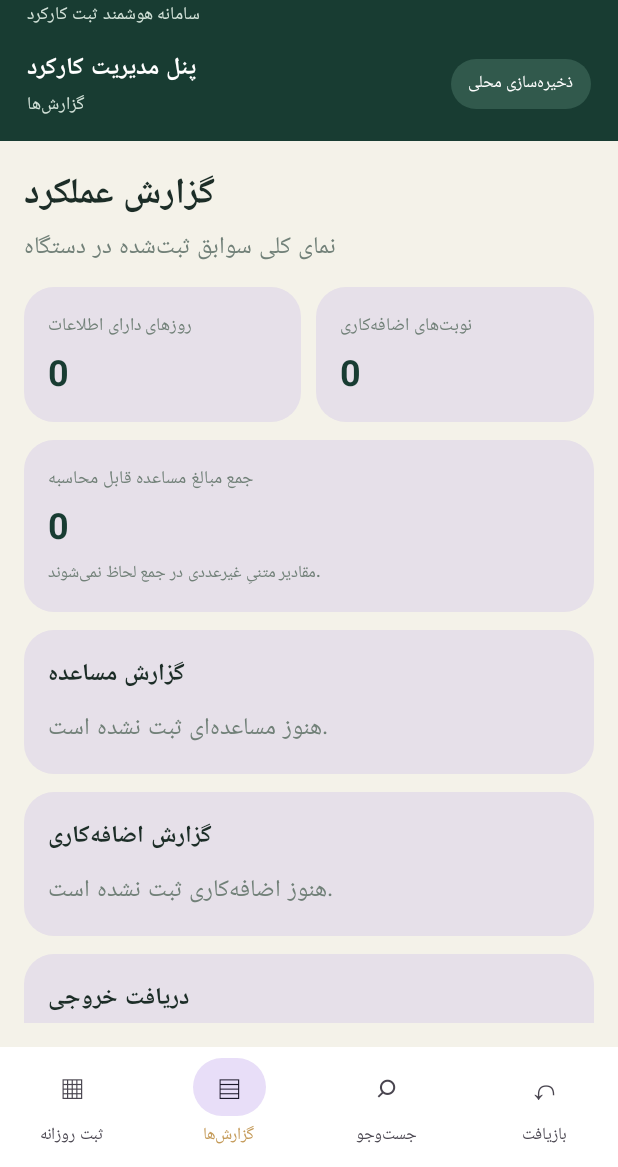
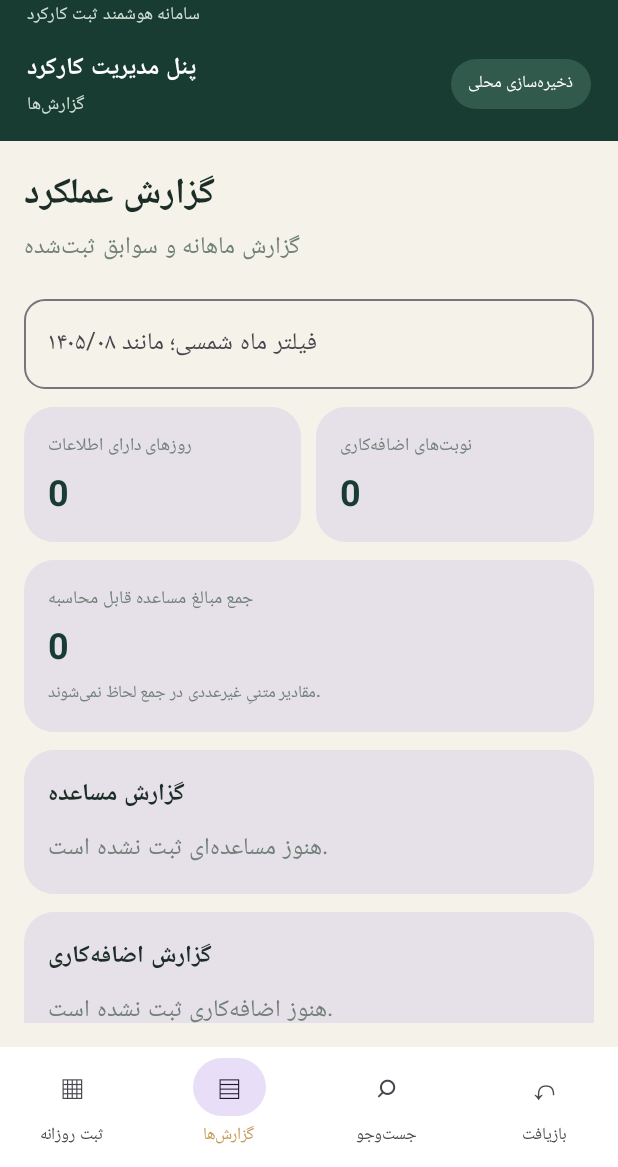
Before and after one commit to sointrn-ops/Karkard-Android, an Android app built with Jetpack Compose: the screen it shows after launch (MainActivity), item 2 of the bottom bar chosen, on a phone screen of 412 x 824 dp, the part 69-1236 px from its top. Run offline under Robolectric (Android 15) with nearby library versions, the phone set to English and light mode, and no system bars; our stand-ins replace Room's generated code.

Commit message:
Complete Jalali month filtering in KARBAN reports

```diff
--- a/app/src/main/java/ir/example/karkard/MainActivity.kt
+++ b/app/src/main/java/ir/example/karkard/MainActivity.kt
@@ -175,6 +175,7 @@ private fun KarbanApp(dao: EntryDao) {
     var trash by remember { mutableStateOf(emptyList<DeletedEntry>()) }
     var searchResults by remember { mutableStateOf(emptyList<DailyEntry>()) }
     var searchText by remember { mutableStateOf("") }
+    var monthFilter by remember { mutableStateOf("") }
     var page by remember { mutableStateOf("ثبت روزانه") }
     var loading by remember { mutableStateOf(true) }
     var notice by remember { mutableStateOf("") }
@@ -385,11 +386,14 @@ private fun KarbanApp(dao: EntryDao) {
                     val all = remember { mutableStateOf(emptyList<DailyEntry>()) }
                     LaunchedEffect(page) { all.value = dao.getAll() }
                     val entries = all.value
-                    val savedDays = entries.count { it.dateText.isNotBlank() || it.report.isNotBlank() || it.advance.isNotBlank() || it.overtime.isNotBlank() }
-                    val advances = entries.sumOf { it.advance.lines().sumOf(::amountValue) }
-                    val overtimeCount = entries.sumOf { it.overtime.lines().count { line -> line.isNotBlank() } }
+                    val monthKey = monthFilter.trim().replace('۰','0').replace('۱','1').replace('۲','2').replace('۳','3').replace('۴','4').replace('۵','5').replace('۶','6').replace('۷','7').replace('۸','8').replace('۹','9')
+                    val filteredEntries = if (monthKey.isBlank()) entries else entries.filter { it.dateText.replace('۰','0').replace('۱','1').replace('۲','2').replace('۳','3').replace('۴','4').replace('۵','5').replace('۶','6').replace('۷','7').replace('۸','8').replace('۹','9').startsWith(monthKey) }
+                    val savedDays = filteredEntries.count { it.dateText.isNotBlank() || it.report.isNotBlank() || it.advance.isNotBlank() || it.overtime.isNotBlank() }
+                    val advances = filteredEntries.sumOf { it.advance.lines().sumOf(::amountValue) }
+                    val overtimeCount = filteredEntries.sumOf { it.overtime.lines().count { line -> line.isNotBlank() } }
                     LazyColumn(Modifier.fillMaxSize().padding(pad).padding(16.dp), verticalArrangement = Arrangement.spacedBy(12.dp), contentPadding = PaddingValues(bottom = 24.dp)) {
-                        item { Text("گزارش عملکرد", style = MaterialTheme.typography.headlineSmall, fontWeight = FontWeight.Bold); Text("نمای کلی سوابق ثبت‌شده در دستگاه", color = muted) }
+                        item { Text("گزارش عملکرد", style = MaterialTheme.typography.headlineSmall, fontWeight = FontWeight.Bold); Text("گزارش ماهانه و سوابق ثبت‌شده", color = muted) }
+                        item { OutlinedTextField(monthFilter, { monthFilter = it }, modifier = Modifier.fillMaxWidth(), label = { Text("فیلتر ماه شمسی؛ مانند ۱۴۰۵/۰۸") }, placeholder = { Text("خالی = همه ماه‌ها") }, singleLine = true, shape = RoundedCornerShape(14.dp)) }
                         item { Row(horizontalArrangement = Arrangement.spacedBy(10.dp)) {
                             SummaryCard("روزهای دارای اطلاعات", "$savedDays", Modifier.weight(1f))
                             SummaryCard("نوبت‌های اضافه‌کاری", "$overtimeCount", Modifier.weight(1f))
@@ -398,19 +402,19 @@ private fun KarbanApp(dao: EntryDao) {
                         item { Card(shape = RoundedCornerShape(20.dp)) {
                             Column(Modifier.fillMaxWidth().padding(16.dp), verticalArrangement = Arrangement.spacedBy(8.dp)) {
                                 Text("گزارش مساعده", fontWeight = FontWeight.Bold)
-                                entries.filter { it.advance.isNotBlank() }.forEach { e ->
+                                filteredEntries.filter { it.advance.isNotBlank() }.forEach { e ->
                                     Text("${e.dateText.ifBlank { e.weekKey }} • ${karbanDays.getOrElse(e.dayIndex) { "" }}: ${e.advance.replace("\n", "، ")}")
                                 }
-                                if (entries.none { it.advance.isNotBlank() }) Text("هنوز مساعده‌ای ثبت نشده است.", color = muted)
+                                if (filteredEntries.none { it.advance.isNotBlank() }) Text("هنوز مساعده‌ای ثبت نشده است.", color = muted)
                             }
                         } }
                         item { Card(shape = RoundedCornerShape(20.dp)) {
                             Column(Modifier.fillMaxWidth().padding(16.dp), verticalArrangement = Arrangement.spacedBy(8.dp)) {
                                 Text("گزارش اضافه‌کاری", fontWeight = FontWeight.Bold)
-                                entries.filter { it.overtime.isNotBlank() }.forEach { e ->
+                                filteredEntries.filter { it.overtime.isNotBlank() }.forEach { e ->
                                     Text("${e.dateText.ifBlank { e.weekKey }} • ${karbanDays.getOrElse(e.dayIndex) { "" }}: ${e.overtime.replace("\n", "، ")}")
                                 }
-                                if (entries.none { it.overtime.isNotBlank() }) Text("هنوز اضافه‌کاری ثبت نشده است.", color = muted)
+                                if (filteredEntries.none { it.overtime.isNotBlank() }) Text("هنوز اضافه‌کاری ثبت نشده است.", color = muted)
                             }
                         } }
                         item { Card(shape = RoundedCornerShape(20.dp)) {
```
